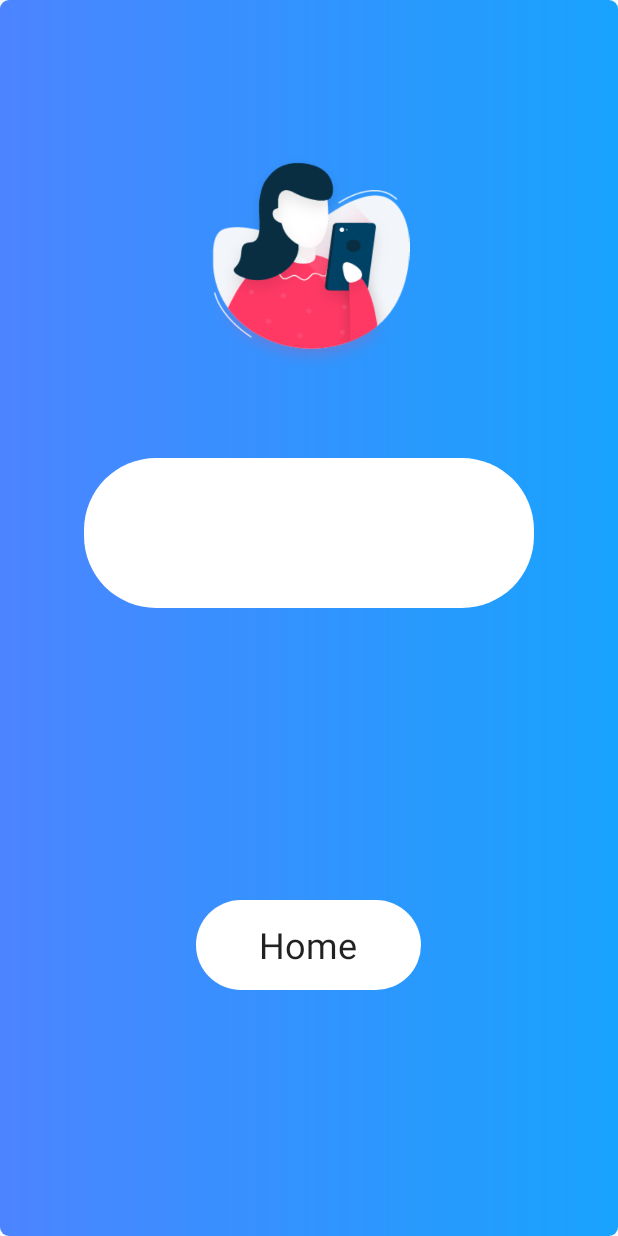
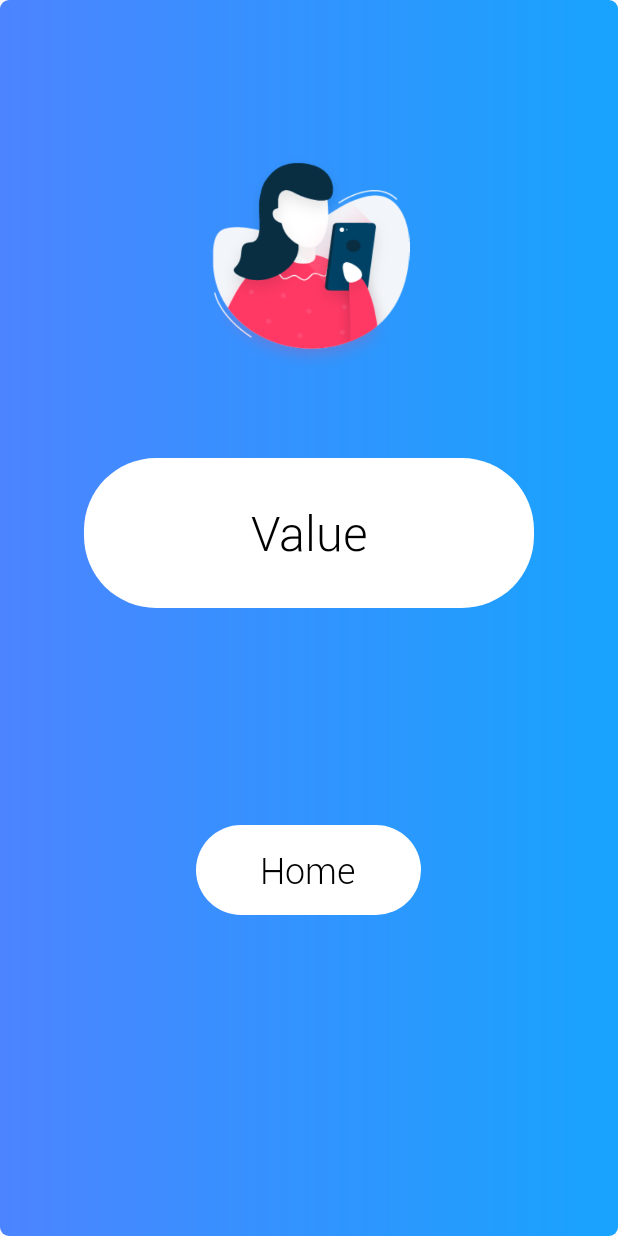
Before and after one commit to teykaiwen/SAS, an Android app: the ImageViewerActivity screen opened directly, with no data from a screen before it, on a phone screen of 412 x 824 dp. Run offline under Robolectric (Android 15) with nearby library versions, the phone set to English and light mode, and no system bars; our stand-ins replace Firebase (no records; nobody signed in at launch, a user with empty details on screens opened directly), Volley; network calls fail.

```diff
--- a/app/src/main/java/com/example/fawwazazrin/cleanmyriver_test/ImageViewerActivity.java
+++ b/app/src/main/java/com/example/fawwazazrin/cleanmyriver_test/ImageViewerActivity.java
@@ -50,6 +50,7 @@ import com.google.firebase.storage.StorageReference;
 
 import org.json.JSONException;
 import org.json.JSONObject;
+import org.w3c.dom.Text;
 
 import java.io.ByteArrayOutputStream;
 import java.io.File;
@@ -85,6 +86,7 @@ public class ImageViewerActivity extends MainActivity {
     String URL = "";
     StringRequest stringRequest;
     String SSC;
+    TextView sscvalue;
 
     /*
     private ProgressBar progressBar;
@@ -97,6 +99,7 @@ public class ImageViewerActivity extends MainActivity {
         super.onCreate(savedInstanceState);
         setContentView(R.layout.activity_imageview2);
 
+        sscvalue = (TextView) findViewById(R.id.sscvalue);
         CardView cardView = (CardView) findViewById(R.id.homebutton);
         cardView.setOnClickListener(new View.OnClickListener() {
             @Override
--- a/app/src/main/java/com/example/fawwazazrin/cleanmyriver_test/SplashActivity.java
+++ b/app/src/main/java/com/example/fawwazazrin/cleanmyriver_test/SplashActivity.java
@@ -15,7 +15,7 @@ public class SplashActivity extends AppCompatActivity {
         new Handler().postDelayed(new Runnable() {
             @Override
             public void run() {
-                    Intent mainActivity = new Intent(SplashActivity.this, IntroActivity.class);
+                    Intent mainActivity = new Intent(SplashActivity.this, MainActivity.class);
                     startActivity(mainActivity);
                     finish();
                 }
--- a/app/src/main/res/layout/activity_about.xml
+++ b/app/src/main/res/layout/activity_about.xml
@@ -5,7 +5,6 @@
     android:layout_width="match_parent"
     android:layout_height="match_parent"
     tools:context=".AboutActivity"
-    android:background="@color/colorPrimary"
     android:id="@+id/container">
 
 </FrameLayout>
--- a/app/src/main/res/layout/activity_imageview2.xml
+++ b/app/src/main/res/layout/activity_imageview2.xml
@@ -27,14 +27,31 @@
         app:cardBackgroundColor="@color/colorText"
         android:layout_marginTop="305dp">
 
+        <LinearLayout
+            android:layout_width="match_parent"
+            android:layout_height="match_parent">
+
+            <TextView
+                android:id="@+id/sscvalue"
+                android:layout_width="match_parent"
+                android:layout_height="match_parent"
+                android:text="Value"
+                android:fontFamily="@font/roboto_light"
+                android:layout_gravity="center"
+                android:gravity="center"
+                android:textColor="@color/title"
+                android:textSize="32dp" />
+        </LinearLayout>
+
     </android.support.v7.widget.CardView>
 
     <android.support.v7.widget.CardView
         android:id="@+id/homebutton"
         android:layout_width="150dp"
         android:layout_height="60dp"
-        android:layout_marginTop="600dp"
+        android:layout_marginTop="550dp"
         android:layout_centerHorizontal="true"
+        app:cardBackgroundColor="@color/colorText"
         app:cardElevation="@android:dimen/app_icon_size"
         app:cardCornerRadius="35dp"
         >
@@ -46,11 +63,12 @@
             <TextView
                 android:layout_width="match_parent"
                 android:layout_height="match_parent"
+                android:layout_gravity="center"
+                android:fontFamily="@font/roboto_light"
+                android:gravity="center"
                 android:text="Home"
-                android:textColor="@color/common_google_signin_btn_text_light_pressed"
-                android:textSize="24dp"
-                android:layout_gravity="center"
-                android:gravity="center"/>
+                android:textColor="@color/title"
+                android:textSize="24dp" />
         </LinearLayout>
     </android.support.v7.widget.CardView>
 
--- a/app/src/main/res/values/colors.xml
+++ b/app/src/main/res/values/colors.xml
@@ -7,6 +7,9 @@
     <color name="title">#000000</color>
     <color name="lightorange">#FB8C00</color>
     <color name="darkorange">#E64A19</color>
+    <color name="red">#ef5350</color>
+    <color name="red2">#ff867c</color>
+    <color name="blue2">#6ab7ff</color>
     <!-- colors for button style -->
 
     <color name="gradient_start_color">#4c84ff</color>
```
Also changed, not shown: app/src/main/AndroidManifest.xml (+5 -4 lines), app/src/main/java/com/example/fawwazazrin/cleanmyriver_test/IntroActivity.java (+6 -8 lines), app/src/main/res/layout/activity_main.xml (+11 -18 lines), app/src/main/res/font/roboto_light.ttf (added), app/src/main/res/font/woodpecker.ttf (added).
